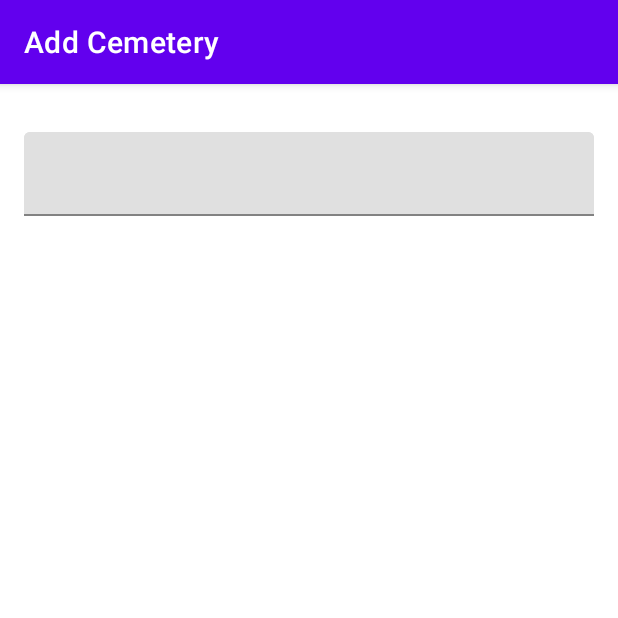
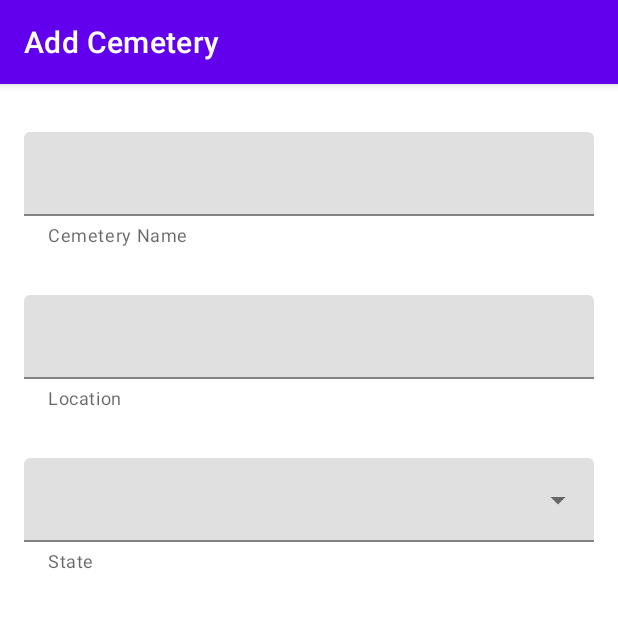
Before and after one commit to slscott9/CemeteryTrackerV1Jan, an Android app: the AddCemeteryFragment screen opened through its navigation route, on a phone screen of 412 x 824 dp, the top half of it. Run offline under Robolectric (Android 15) with nearby library versions, the phone set to English and light mode, and no system bars; our stand-ins replace Dagger/Hilt's generated code, data binding; libraries missing offline, so code that uses them is left out: androidx.hilt.lifecycle; 3 statements that could not run were skipped.

Commit message:
Added View pager to Home Fragment which hosts MyCemeteriesFragment.kt and AllCemeteriesFragment.kt
Added Shared Element transition from HomeFragment.kt's FAB to AddCemeteryFragment.kt

Finish AddCemFragment

```diff
--- a/app/src/main/java/com/sscott/cemeterytrackerv1/ui/add/cem/AddCemeteryFragment.kt
+++ b/app/src/main/java/com/sscott/cemeterytrackerv1/ui/add/cem/AddCemeteryFragment.kt
@@ -5,6 +5,7 @@ import androidx.fragment.app.Fragment
 import android.view.LayoutInflater
 import android.view.View
 import android.view.ViewGroup
+import android.widget.ArrayAdapter
 import androidx.databinding.DataBindingUtil
 import androidx.transition.TransitionInflater
 import com.sscott.cemeterytrackerv1.R
@@ -36,5 +37,12 @@ class AddCemeteryFragment : Fragment() {
         return binding.root
     }
 
+    override fun onViewCreated(view: View, savedInstanceState: Bundle?) {
+        super.onViewCreated(view, savedInstanceState)
+
+        val stateListAdapter = ArrayAdapter(requireContext(), R.layout.state_item, resources.getStringArray(R.array.string_array_states))
+        binding.tvStateList.setAdapter(stateListAdapter)
+    }
+
 
 }
--- a/app/src/main/res/layout/fragment_add_cemetery.xml
+++ b/app/src/main/res/layout/fragment_add_cemetery.xml
@@ -34,9 +34,10 @@
                 android:layout_height="wrap_content">
 
                 <com.google.android.material.textfield.TextInputLayout
-                    android:id="@+id/textInputLayoutCemName"
+                    android:id="@+id/tilLayoutCemName"
                     android:layout_width="0dp"
                     android:layout_height="wrap_content"
+                    app:helperText="@string/cem_name_hint"
                     android:layout_marginStart="16dp"
                     android:layout_marginTop="32dp"
                     android:layout_marginEnd="16dp"
@@ -51,7 +52,27 @@
                 </com.google.android.material.textfield.TextInputLayout>
 
                 <com.google.android.material.textfield.TextInputLayout
-                    android:id="@+id/textInputLayoutCemLocation"
+                    android:id="@+id/tilCemLocation"
+                    android:layout_width="0dp"
+                    android:layout_height="wrap_content"
+                    app:helperText="@string/location"
+                    android:layout_marginStart="16dp"
+                    android:layout_marginTop="32dp"
+                    android:layout_marginEnd="16dp"
+                    app:layout_constraintEnd_toEndOf="parent"
+                    app:layout_constraintStart_toStartOf="parent"
+                    app:layout_constraintTop_toBottomOf="@id/tilLayoutCemName">
+
+                    <com.google.android.material.textfield.TextInputEditText
+                        android:id="@+id/etCemLocation"
+                        android:layout_width="match_parent"
+                        android:layout_height="match_parent" />
+                </com.google.android.material.textfield.TextInputLayout>
+
+                <com.google.android.material.textfield.TextInputLayout
+                    android:id="@+id/tilState"
+                    style="@style/Widget.MaterialComponents.TextInputLayout.FilledBox.ExposedDropdownMenu"
+                    app:helperText="@string/state_hint"
                     android:layout_width="0dp"
                     android:layout_height="wrap_content"
                     android:layout_marginStart="16dp"
@@ -59,13 +80,18 @@
                     android:layout_marginEnd="16dp"
                     app:layout_constraintEnd_toEndOf="parent"
                     app:layout_constraintStart_toStartOf="parent"
-                    app:layout_constraintTop_toTopOf="parent">
+                    app:layout_constraintTop_toBottomOf="@id/tilCemLocation">
 
-                    <com.google.android.material.textfield.TextInputEditText
-                        android:id="@+id/etCemLocation"
+
+                    <AutoCompleteTextView
+                        android:id="@+id/tvStateList"
                         android:layout_width="match_parent"
-                        android:layout_height="match_parent" />
+                        android:layout_height="wrap_content"
+                        android:inputType="none" />
+
                 </com.google.android.material.textfield.TextInputLayout>
+
+
             </androidx.constraintlayout.widget.ConstraintLayout>
 
 
--- /dev/null
+++ b/app/src/main/res/layout/state_item.xml
@@ -0,0 +1,10 @@
+<?xml version="1.0" encoding="utf-8"?>
+<TextView
+    xmlns:android="http://schemas.android.com/apk/res/android" android:layout_width="match_parent"
+    android:layout_height="wrap_content"
+    android:padding="16dp"
+    android:ellipsize="end"
+    android:maxLines="1"
+    android:textAppearance="?attr/textAppearanceSubtitle1">
+
+</TextView>
--- a/app/src/main/res/values/strings.xml
+++ b/app/src/main/res/values/strings.xml
@@ -10,4 +10,59 @@
     <string name="cemeteries">Cemeteries</string>
     <string name="location">Location</string>
     <string name="addcemfab">addCemFAB</string>
+    <string name="cem_name_hint">Cemetery Name</string>
+    <string name="state_hint">State</string>
+
+    <string-array name="string_array_states">
+        <item>Alabama</item>
+        <item>Alaska</item>
+        <item>Arizona</item>
+        <item>Arkansas</item>
+        <item>California</item>
+        <item>Colorado</item>
+        <item>Connecticut</item>
+        <item>Delaware</item>
+        <item>Florida</item>
+        <item>Georgia</item>
+        <item>Hawaii</item>
+        <item>Idaho</item>
+        <item>Illinois</item>
+        <item>Indiana</item>
+        <item>Iowa</item>
+        <item>Kansas</item>
+        <item>Kentucky</item>
+        <item>Louisiana</item>
+        <item>Maine</item>
+        <item>Maryland</item>
+        <item>Massachusetts</item>
+        <item>Michigan</item>
+        <item>Minnesota</item>
+        <item>Mississippi</item>
+        <item>Missouri</item>
+        <item>Montana</item>
+        <item>Nebraska</item>
+        <item>Nevada</item>
+        <item>New Hampshire</item>
+        <item>New Jersey</item>
+        <item>New Mexico</item>
+        <item>New York</item>
+        <item>North Carolina</item>
+        <item>North Dakota</item>
+        <item>Ohio</item>
+        <item>Oklahoma</item>
+        <item>Oregon</item>
+        <item>Pennsylvania</item>
+        <item>Rhode Island</item>
+        <item>South Carolina</item>
+        <item>South Dakota</item>
+        <item>Tennessee</item>
+        <item>Texas</item>
+        <item>Utah</item>
+        <item>Vermont</item>
+        <item>Virginia</item>
+        <item>Washington</item>
+        <item>West Virginia</item>
+        <item>Wisconsin</item>
+        <item>Wyoming</item>
+    </string-array>
 </resources>
```
